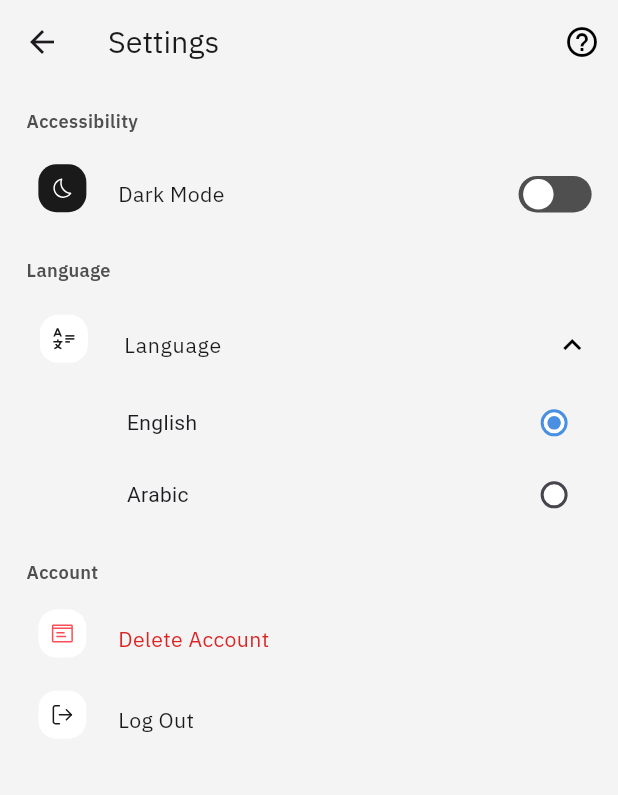
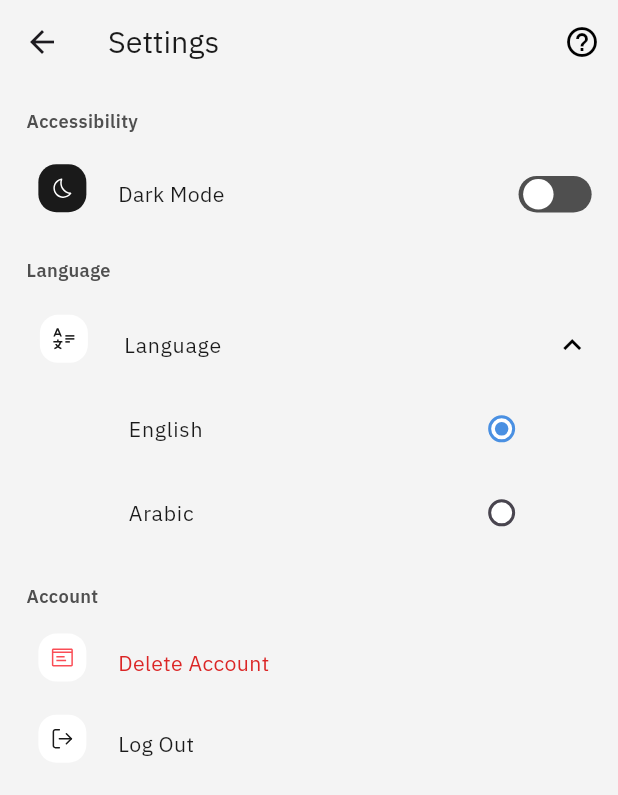
Before and after one commit to ahmedalnagdy18/alopr, a Flutter app: the SettingPage screen opened directly, after a tap on "Language", on a phone screen of 412 x 824 dp. Shown: the top 795 px of the screen. Run offline on Flutter 3.47's test engine with Material 3 defaults, Android fonts, the phone set to English and light mode, and no system bars; drawn by our look-alikes of flutter_switch; our stand-ins replace dots_indicator, email_validator, flutter_screenutil, flutter_svg, google_fonts, pinput.

Commit message:
edit ui in setting page

```diff
--- a/lib/features/authentication/presentation/screens/login_page.dart
+++ b/lib/features/authentication/presentation/screens/login_page.dart
@@ -171,6 +171,8 @@ class _LoginPageState extends State<LoginPage> {
         ),
       ),
       bottomNavigationBar: SafeArea(
+        child: Padding(
+          padding: EdgeInsets.only(bottom: 4.r),
           child: Row(
             mainAxisAlignment: MainAxisAlignment.center,
             children: [
@@ -187,10 +189,12 @@ class _LoginPageState extends State<LoginPage> {
                 },
                 child: Text(
                   'Register',
-                style: AppTexts.regular.copyWith(color: AppColors.buttonLight),
+                  style:
+                      AppTexts.regular.copyWith(color: AppColors.buttonLight),
                 ),
               ),
             ],
+          ),
         ),
       ),
       resizeToAvoidBottomInset: true,
--- a/lib/features/authentication/presentation/screens/verification_successful_page.dart
+++ b/lib/features/authentication/presentation/screens/verification_successful_page.dart
@@ -41,7 +41,9 @@ class VerificationSuccessfulPage extends StatelessWidget {
                     ],
                   ),
                 ),
-                MainAppButton(
+                Padding(
+                  padding: EdgeInsets.only(bottom: 4.r),
+                  child: MainAppButton(
                       bouttonWidth: double.infinity,
                       onPressed: () {
                         if (role == "doctor") {
@@ -54,7 +56,8 @@ class VerificationSuccessfulPage extends StatelessWidget {
                           print("Patient");
                         }
                       },
-                    text: 'Continue to Home')
+                      text: 'Continue to Home'),
+                )
               ],
             ),
           ),
--- a/lib/features/setting/screens/setting_page.dart
+++ b/lib/features/setting/screens/setting_page.dart
@@ -86,46 +86,28 @@ class _SettingPageState extends State<SettingPage> {
                 child: ExpansionTile(
                   iconColor: AppColors.black,
                   tilePadding: EdgeInsets.all(0),
-                  childrenPadding: EdgeInsets.only(left: 65.r, right: 0),
+                  childrenPadding: EdgeInsets.symmetric(horizontal: 10.w),
                   shape: Border.all(color: Colors.transparent),
                   leading: SvgPicture.asset('images/language.svg'),
                   title: Text("Language", style: AppTexts.regular),
                   children: [
-                    Row(
-                      mainAxisAlignment: MainAxisAlignment.spaceBetween,
-                      children: [
-                        Text("English"),
-                        Radio(
-                          activeColor: AppColors.primaryLight,
-                          backgroundColor:
-                              WidgetStatePropertyAll(AppColors.white),
+                    _languageWidget(
                       value: "English",
-                          groupValue: _selectedLang,
                       onChanged: (val) {
                         setState(() {
                           _selectedLang = val!;
                         });
                       },
+                      selectedLang: _selectedLang,
                     ),
-                      ],
-                    ),
-                    Row(
-                      mainAxisAlignment: MainAxisAlignment.spaceBetween,
-                      children: [
-                        Text("Arabic"),
-                        Radio(
-                          activeColor: AppColors.primaryLight,
-                          backgroundColor:
-                              WidgetStatePropertyAll(AppColors.white),
+                    _languageWidget(
                       value: "Arabic",
-                          groupValue: _selectedLang,
                       onChanged: (val) {
                         setState(() {
                           _selectedLang = val!;
                         });
                       },
-                        ),
-                      ],
+                      selectedLang: _selectedLang,
                     ),
                   ],
                 ),
@@ -162,3 +144,20 @@ class _SettingPageState extends State<SettingPage> {
     );
   }
 }
+
+Widget _languageWidget(
+    {required dynamic selectedLang,
+    required Function(dynamic) onChanged,
+    required String value}) {
+  return ListTile(
+    leading: SizedBox(),
+    title: Text(value, style: AppTexts.regular),
+    trailing: Radio(
+      activeColor: AppColors.primaryLight,
+      backgroundColor: WidgetStatePropertyAll(AppColors.white),
+      value: value,
+      groupValue: selectedLang,
+      onChanged: onChanged,
+    ),
+  );
+}
```
Lines whose indentation alone changed are shown as unchanged.
